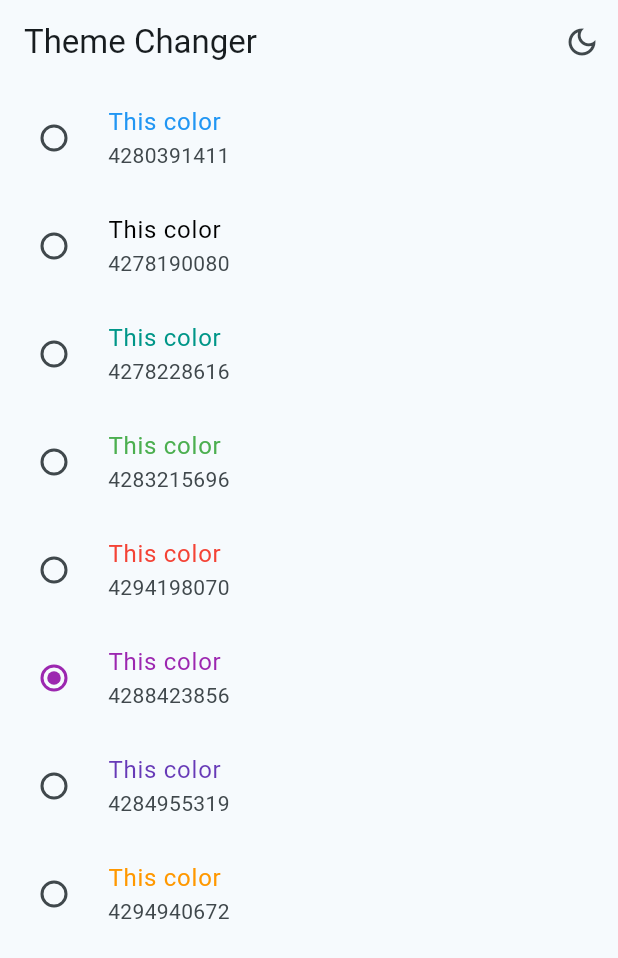
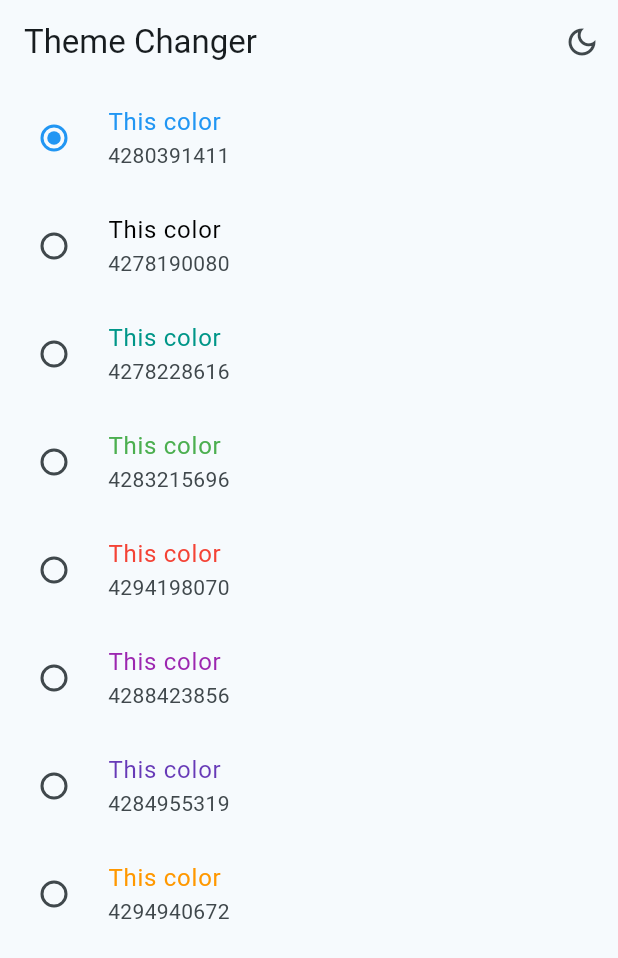
Before and after one commit to alejandrosantin/widgets_app, a Flutter app: the ThemeChangerScreen screen opened by its route, on a phone screen of 412 x 824 dp. Shown: the top 958 px of the screen. Run offline on Flutter 3.47's test engine with Material 2 defaults, Android fonts, the phone set to English and light mode, and no system bars; our stand-ins replace animate_do, flutter_riverpod, go_router.

Commit message:
notify change

```diff
--- a/lib/presentation/providers/theme_provider.dart
+++ b/lib/presentation/providers/theme_provider.dart
@@ -5,3 +5,5 @@ final isDarkModeProvider = StateProvider<bool>((ref) => true);
 
 // Listado de colores inmutable
 final colorListProvider = Provider((ref) => colorList);
+
+final selectedColorProvider = StateProvider<int>((ref) => 0);
--- a/lib/presentation/screens/theme_changer/theme_changer_screen.dart
+++ b/lib/presentation/screens/theme_changer/theme_changer_screen.dart
@@ -36,6 +36,7 @@ class _ThemeChangerView extends ConsumerWidget {
   @override
   Widget build(BuildContext context, ref) {
     final List<Color> colors = ref.watch(colorListProvider);
+    final int selectedColor = ref.watch(selectedColorProvider);
     return ListView.builder(
       itemCount: colors.length,
       itemBuilder: (context, index) {
@@ -45,9 +46,9 @@ class _ThemeChangerView extends ConsumerWidget {
           subtitle: Text('${color.value}'),
           activeColor: color,
           value: index,
-          groupValue: 5,
+          groupValue: selectedColor,
           onChanged: (value) {
-            // todo: Notify change
+            ref.read(selectedColorProvider.notifier).update((state) => index);
           },
         );
       },
```
